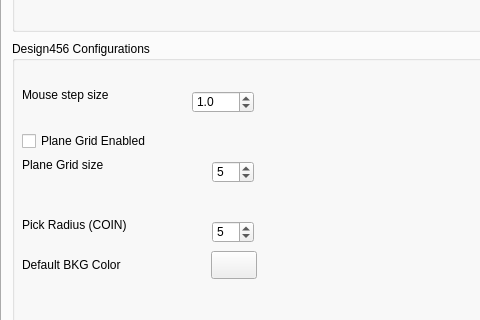
Above: Resources/ui/Design456Pref.ui from MariwanJ/Design456 before the change; both pictures show x 0 to 480 and y 155 to 475 of the 800 by 600 pixel window. Below: the same form after it.
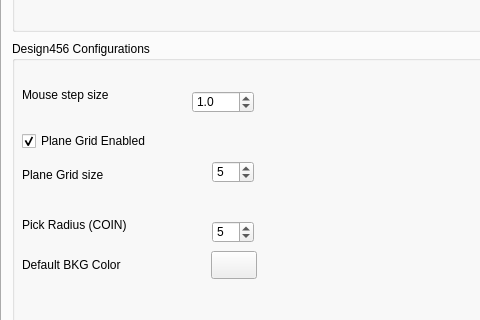
That is the form after the change. Custom widgets are drawn as their Qt base class.

```diff
--- a/Resources/ui/Design456Pref.ui
+++ b/Resources/ui/Design456Pref.ui
@@ -94,6 +94,9 @@
       <property name="text">
        <string>Plane Grid Enabled</string>
       </property>
+      <property name="checked">
+       <bool>true</bool>
+      </property>
       <property name="chkGridEnabled" stdset="0">
        <bool>true</bool>
       </property>
@@ -163,7 +166,7 @@
       <property name="geometry">
        <rect>
         <x>10</x>
-        <y>110</y>
+        <y>120</y>
         <width>182</width>
         <height>28</height>
        </rect>
```
Left out of the diff: 2 changed lines with no effect on the pictures.
